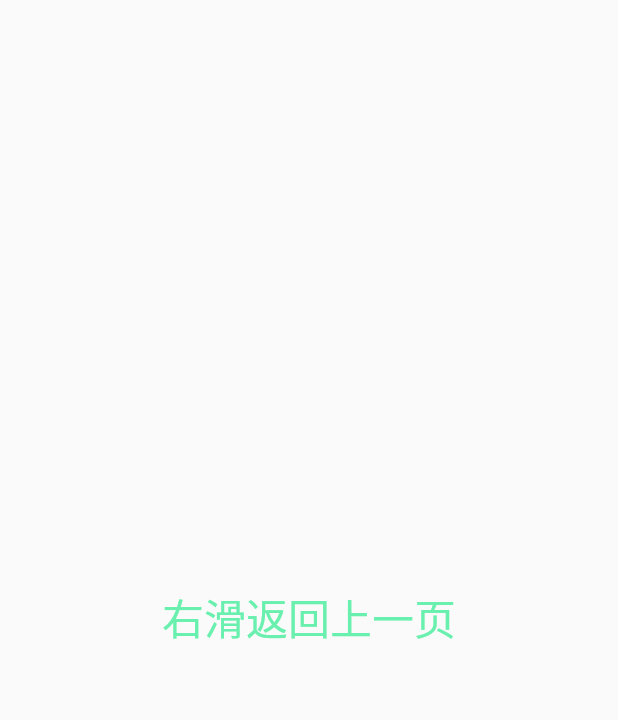
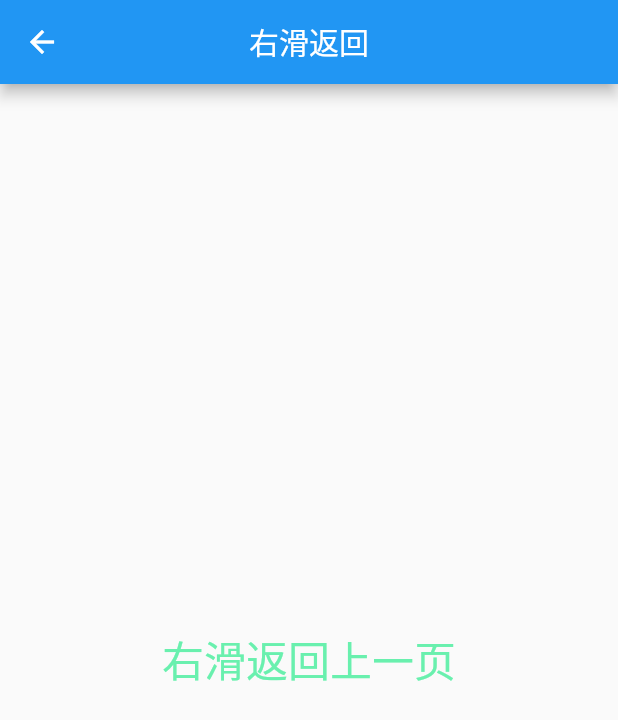
Before and after one commit to qingmingmeng/FlutterUsefulWidget, a Flutter app: the RightBack screen opened directly, on a phone screen of 412 x 824 dp. Shown: the top 720 px of the screen. Run offline on Flutter 3.47's test engine with Material 2 defaults, Android fonts, the phone set to English and light mode, and no system bars.

Commit message:
页面增加AppBar

```diff
--- a/lib/right_back/right_back.dart
+++ b/lib/right_back/right_back.dart
@@ -4,6 +4,10 @@ class RightBack extends StatelessWidget{
   @override
   Widget build(BuildContext context) {
     return Scaffold(
+      appBar: AppBar(
+        title: Text('右滑返回'),
+        centerTitle: true,
+      ),
       body: Center(
         child: Text('右滑返回上一页',style: TextStyle(color: Colors.greenAccent,fontSize: 28.0),),
       ),
```
